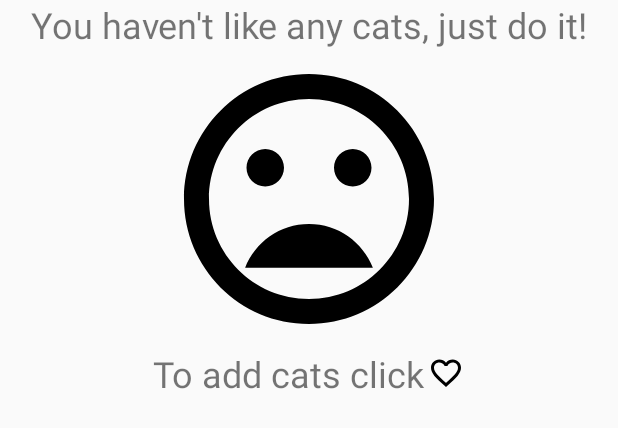
After one commit to fliker2309/kittygram, an Android app: the layout view_empty_favorites.xml on its own in the app's theme, with its tools: preview values and no code run, on a phone screen of 412 x 824 dp. The commit adds this screen. Shown: the top 428 px of the screen. Run offline under Robolectric (Android 15) with nearby library versions, the phone set to English and light mode, and no system bars; network calls fail.

Commit message:
work with view_empty_favorites.xml

```diff
--- /dev/null
+++ b/app/src/main/res/drawable/ic_no_favorites.xml
@@ -0,0 +1,5 @@
+<vector android:height="24dp" android:tint="#000000"
+    android:viewportHeight="24" android:viewportWidth="24"
+    android:width="24dp" xmlns:android="http://schemas.android.com/apk/res/android">
+    <path android:fillColor="@android:color/white" android:pathData="M11.99,2C6.47,2 2,6.48 2,12s4.47,10 9.99,10C17.52,22 22,17.52 22,12S17.52,2 11.99,2zM12,20c-4.42,0 -8,-3.58 -8,-8s3.58,-8 8,-8 8,3.58 8,8 -3.58,8 -8,8zM15.5,11c0.83,0 1.5,-0.67 1.5,-1.5S16.33,8 15.5,8 14,8.67 14,9.5s0.67,1.5 1.5,1.5zM8.5,11c0.83,0 1.5,-0.67 1.5,-1.5S9.33,8 8.5,8 7,8.67 7,9.5 7.67,11 8.5,11zM12,14c-2.33,0 -4.31,1.46 -5.11,3.5h10.22c-0.8,-2.04 -2.78,-3.5 -5.11,-3.5z"/>
+</vector>
--- /dev/null
+++ b/app/src/main/res/layout/view_empty_favorites.xml
@@ -0,0 +1,31 @@
+<?xml version="1.0" encoding="utf-8"?>
+<LinearLayout xmlns:android="http://schemas.android.com/apk/res/android"
+    xmlns:app="http://schemas.android.com/apk/res-auto"
+    android:id="@+id/view_empty_favorites"
+    android:layout_width="match_parent"
+    android:layout_height="match_parent"
+    android:orientation="vertical">
+
+    <TextView
+        android:layout_width="match_parent"
+        android:layout_height="wrap_content"
+        android:gravity="center"
+        android:textSize="@dimen/empty_favorite_text_size"
+        android:text="@string/you_haven_t_like_any_cats_just_do_it"/>
+
+    <ImageView
+        android:layout_width="200dp"
+        android:layout_height="200dp"
+        android:layout_gravity="center"
+        android:src="@drawable/ic_no_favorites"/>
+
+    <TextView
+        android:layout_width="wrap_content"
+        android:layout_height="wrap_content"
+        android:layout_gravity="center"
+        android:text="@string/to_add_cats_click"
+        android:textSize="@dimen/empty_favorite_text_size"
+        android:drawablePadding="2dp"
+        app:drawableRightCompat="@drawable/ic_heart_outline" />
+
+</LinearLayout>
--- a/app/src/main/res/values-night/themes.xml
+++ b/app/src/main/res/values-night/themes.xml
@@ -1,6 +1,6 @@
 <resources xmlns:tools="http://schemas.android.com/tools">
     <!-- Base application theme. -->
-    <style name="Theme.Kittygram" parent="Theme.MaterialComponents.DayNight.NoActionBar">
+    <style name="Theme.Kittygram" parent="Theme.MaterialComponents.Light.NoActionBar.Bridge">
         <!-- Primary brand color. -->
         <item name="colorPrimary">@color/purple_200</item>
         <item name="colorPrimaryVariant">@color/purple_700</item>
--- a/app/src/main/res/values/dimens.xml
+++ b/app/src/main/res/values/dimens.xml
@@ -1,6 +1,11 @@
 <resources>
     <dimen name="small_dimen">8dp</dimen>
+    <dimen name="small_text_size">12sp</dimen>
+    <dimen name="medium_dimen">16dp</dimen>
+    <dimen name="empty_favorite_text_size">24sp</dimen>
+    <dimen name="profile_text_size">28sp</dimen>
+    <dimen name="like_dimen">32dp</dimen>
     <dimen name="profile_image_size">48dp</dimen>
     <dimen name="button_size_dimen">64dp</dimen>
-    <dimen name="profile_text_size">28sp</dimen>
+
 </resources>
--- a/app/src/main/res/values/strings.xml
+++ b/app/src/main/res/values/strings.xml
@@ -5,4 +5,6 @@
     <!-- TODO: Remove or change this placeholder text -->
     <string name="hello_blank_fragment">Hello blank fragment</string>
     <string name="catstagram">Catstagram</string>
+    <string name="you_haven_t_like_any_cats_just_do_it">You haven\'t like any cats, just do it!</string>
+    <string name="to_add_cats_click">To add cats click</string>
 </resources>
--- a/app/src/main/res/values/themes.xml
+++ b/app/src/main/res/values/themes.xml
@@ -1,6 +1,6 @@
 <resources xmlns:tools="http://schemas.android.com/tools">
     <!-- Base application theme. -->
-    <style name="Theme.Kittygram" parent="Theme.MaterialComponents.DayNight.NoActionBar">
+    <style name="Theme.Kittygram" parent="Theme.MaterialComponents.Light.NoActionBar.Bridge">
         <!-- Primary brand color. -->
         <item name="colorPrimary">@color/teal_200</item>
         <item name="colorPrimaryVariant">@color/purple_700</item>
--- a/build.gradle
+++ b/build.gradle
@@ -13,8 +13,8 @@ buildscript {
     }
 }
 plugins {
-    id 'com.android.application' version '7.2.1' apply false
-    id 'com.android.library' version '7.2.1' apply false
+    id 'com.android.application' version '7.2.2' apply false
+    id 'com.android.library' version '7.2.2' apply false
     id 'org.jetbrains.kotlin.android' version "$kotlin_version" apply false
 }
 
```
